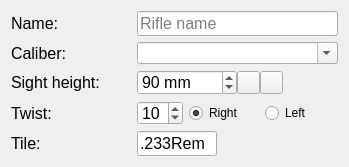
Before: the Qt Designer form ui_templates/catalog_rifle.ui in o-murphy/archer_ballistics_constructor, drawn with Qt 5.
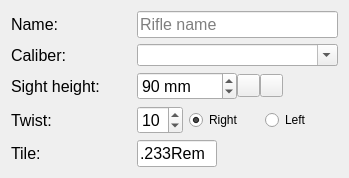
After: the same form once the commit is applied. Icons and pictures are not drawn.

```diff
--- a/ui_templates/catalog_rifle.ui
+++ b/ui_templates/catalog_rifle.ui
@@ -10,18 +10,6 @@
     <height>167</height>
    </rect>
   </property>
-  <property name="minimumSize">
-   <size>
-    <width>349</width>
-    <height>167</height>
-   </size>
-  </property>
-  <property name="maximumSize">
-   <size>
-    <width>349</width>
-    <height>167</height>
-   </size>
-  </property>
   <property name="windowTitle">
    <string>Form</string>
   </property>
```
